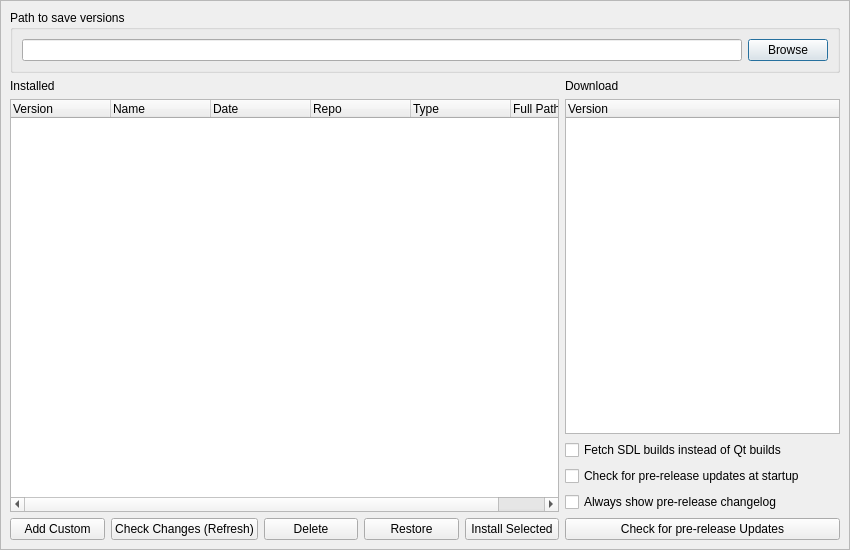
Old version of the form src/qt_gui/version_dialog.ui in the repository diegolix29/shadPS4.
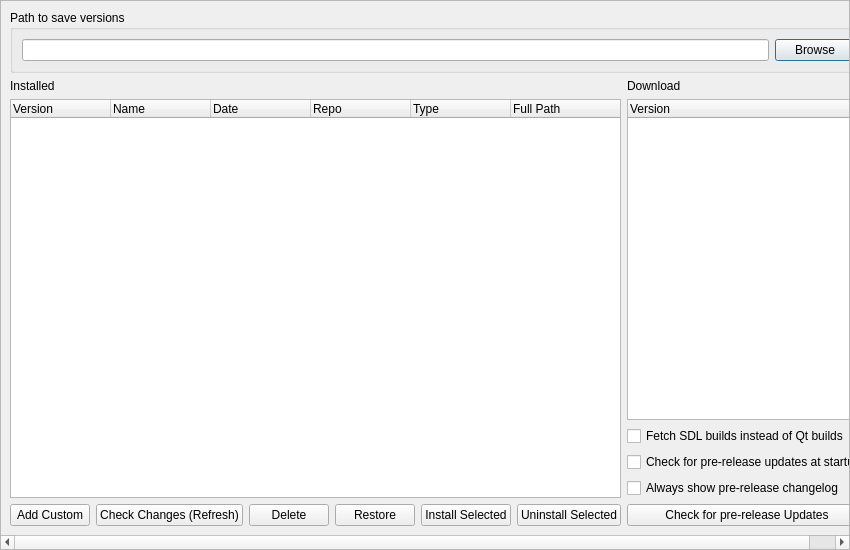
New version of the form. Icons and pictures are not drawn.

Commit message: Versions Changes for QT and SDL notices

Patch:
```diff
--- a/src/qt_gui/version_dialog.ui
+++ b/src/qt_gui/version_dialog.ui
@@ -167,6 +167,13 @@
 													</property>
 												</widget>
 											</item>
+											<item>
+												<widget class="QPushButton" name="uninstallQtButton">
+													<property name="text">
+														<string>Uninstall Selected</string>
+													</property>
+												</widget>
+											</item>
 										</layout>
 									</item>
 								</layout>
```
The commit also changes 2 other files.
